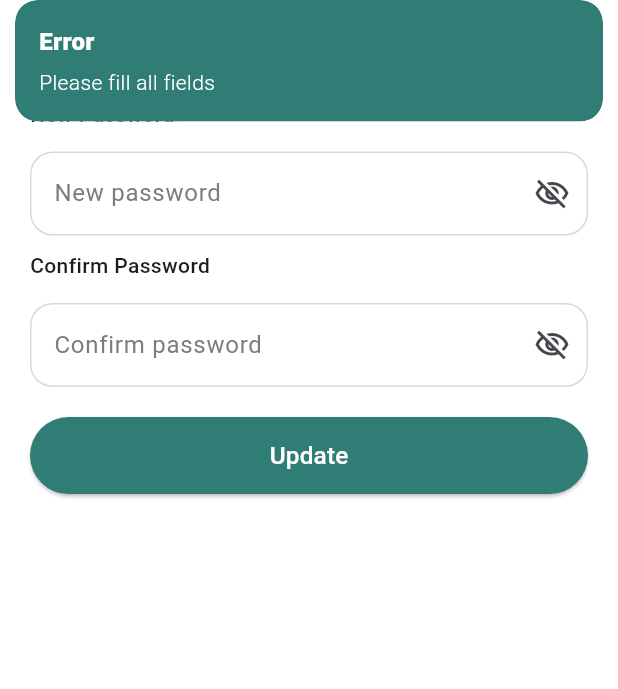
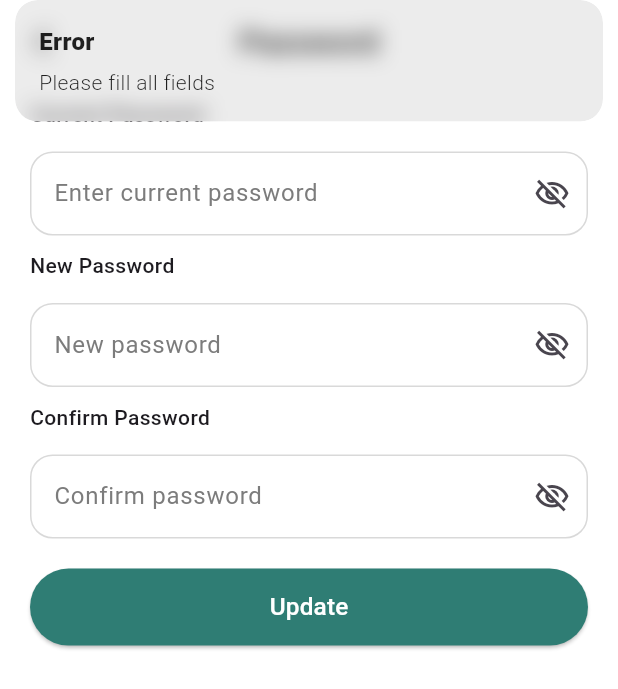
Before and after one commit to MuhammadHassan0184/spendigo, a Flutter app: the PasswordScreen screen opened by its route, after a tap on "Update", on a phone screen of 412 x 824 dp. Shown: the top 689 px of the screen. Run offline on Flutter 3.47's test engine with Material 3 defaults, Android fonts, the phone set to English and light mode, and no system bars; our stand-ins replace cloud_firestore, firebase_auth, firebase_core, fl_chart, flutter_screenutil, flutter_svg and 4 more; accounts and stored records are empty; project files that could hold a hidden picture were left out.

Commit message:
secure password..

```diff
--- a/lib/controller/Auth_controller/password_controller.dart
+++ b/lib/controller/Auth_controller/password_controller.dart
@@ -1,36 +1,27 @@
 import 'package:firebase_auth/firebase_auth.dart';
 import 'package:flutter/material.dart';
 import 'package:get/get.dart';
-import 'package:spendigo/config/colors.dart';
 import 'package:spendigo/config/routes/routes_name.dart';
 
 class PasswordController extends GetxController {
+  final currentPasswordController = TextEditingController();
   final passwordController = TextEditingController();
   final confirmPasswordController = TextEditingController();
 
   RxBool isLoading = false.obs;
 
   Future<void> updatePassword() async {
-    final password = passwordController.text.trim();
+    final currentPassword = currentPasswordController.text.trim();
+    final newPassword = passwordController.text.trim();
     final confirm = confirmPasswordController.text.trim();
 
-    if (password.isEmpty || confirm.isEmpty) {
-      Get.snackbar(
-        "Error",
-        "Please fill all fields",
-        backgroundColor: AppColors.primary,
-        colorText: Colors.white,
-      );
+    if (currentPassword.isEmpty || newPassword.isEmpty || confirm.isEmpty) {
+      Get.snackbar("Error", "Please fill all fields");
       return;
     }
 
-    if (password != confirm) {
-      Get.snackbar(
-        "Error",
-        "Passwords do not match",
-        backgroundColor: AppColors.primary,
-        colorText: Colors.white,
-      );
+    if (newPassword != confirm) {
+      Get.snackbar("Error", "Passwords do not match");
       return;
     }
 
@@ -39,30 +30,32 @@ class PasswordController extends GetxController {
 
       final user = FirebaseAuth.instance.currentUser;
 
-      if (user != null) {
-        await user.updatePassword(password);
-      }
+      if (user == null || user.email == null) return;
+
+      // 🔐 STEP 1: Re-authenticate user (BANKING SECURITY)
+      final credential = EmailAuthProvider.credential(
+        email: user.email!,
+        password: currentPassword,
+      );
+
+      await user.reauthenticateWithCredential(credential);
+
+      // 🔐 STEP 2: Update password
+      await user.updatePassword(newPassword);
 
       isLoading.value = false;
 
-      Get.snackbar(
-        "Success",
-        "Password updated successfully",
-        backgroundColor: AppColors.primary,
-        colorText: Colors.white,
-      );
+      Get.snackbar("Success", "Password updated successfully");
 
-      // ✅ NAVIGATE TO PROFILE SCREEN
-      Get.offAllNamed(AppRoutesName.profile);
-    } catch (e) {
+      // 🔐 STEP 3: Force logout (important security step)
+      await FirebaseAuth.instance.signOut();
+
+      // 🔐 STEP 4: Go to login screen
+      Get.offAllNamed(AppRoutesName.signIn);
+    } on FirebaseAuthException catch (e) {
       isLoading.value = false;
 
-      Get.snackbar(
-        "Error",
-        "Please login again to update password",
-        backgroundColor: AppColors.primary,
-        colorText: Colors.white,
-      );
+      Get.snackbar("Error", e.message ?? "Authentication failed");
     }
   }
 }
--- a/lib/view/profile/password_screen.dart
+++ b/lib/view/profile/password_screen.dart
@@ -23,6 +23,13 @@ class PasswordScreen extends StatelessWidget {
           padding: const EdgeInsets.symmetric(horizontal: 20),
           child: Column(
             children: [
+              SizedBox(height: 10),
+              CustomTextField(
+                label: "Current Password",
+                hintText: "Enter current password",
+                isPassword: true,
+                controller: controller.currentPasswordController,
+              ),
               const SizedBox(height: 10),
 
               CustomTextField(
```
